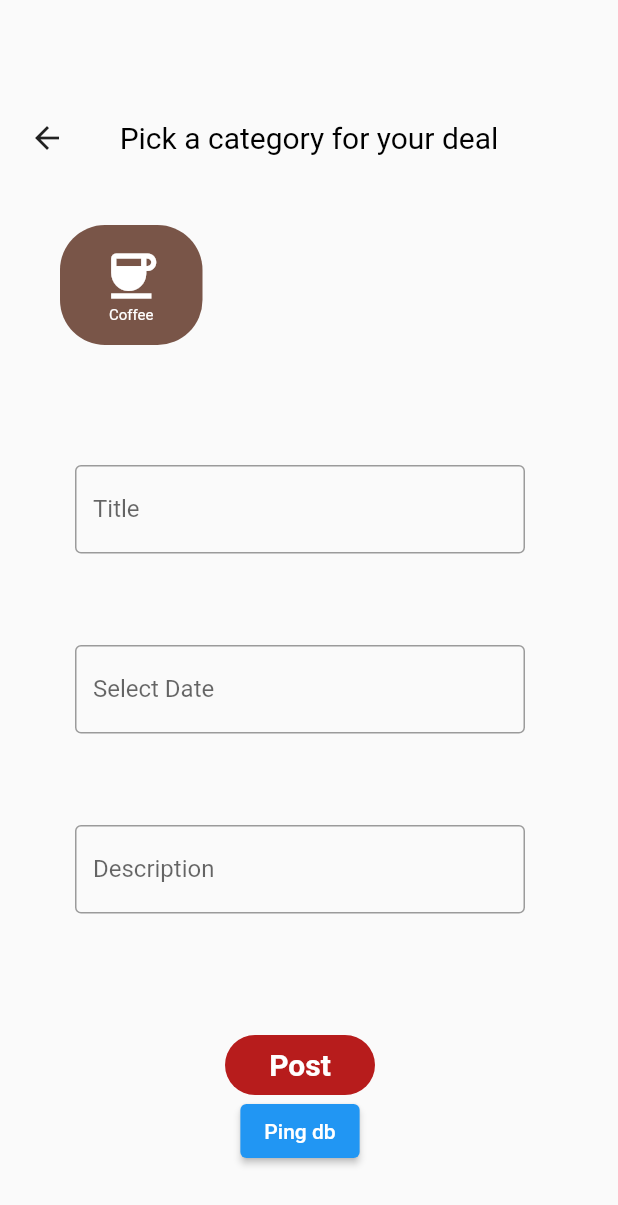
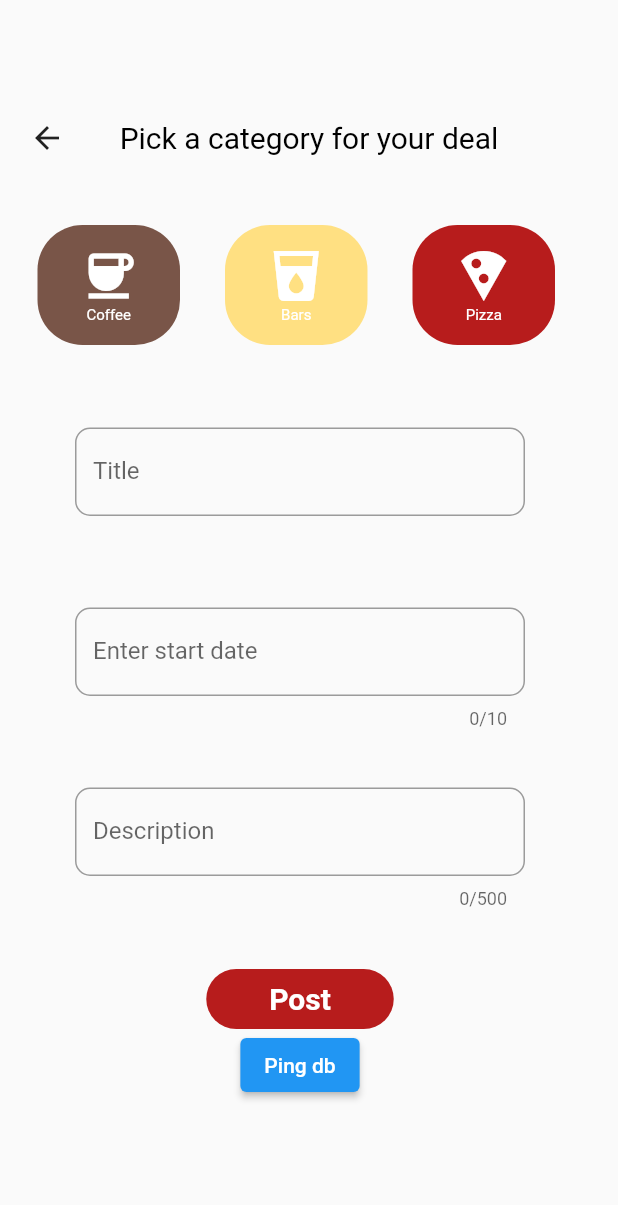
Before and after one commit to rnewso4/Project-Lowkey, a Flutter app: the CreateNew screen opened directly, on a phone screen of 412 x 824 dp. Shown: the top 1205 px of the screen. Run offline on Flutter 3.47's test engine with Material 2 defaults, Android fonts, the phone set to English and light mode, and no system bars; our stand-ins replace cloud_firestore, dots_indicator, firebase_core; accounts and stored records are empty; Roboto replaces fonts that are missing (helvetica).

Commit message:
create_new ui

```diff
--- a/lowkey/lib/UI/create_new.dart
+++ b/lowkey/lib/UI/create_new.dart
@@ -3,6 +3,8 @@ import 'package:flutter/services.dart';
 import 'package:lowkey/UI/homepage_list.dart';
 import 'package:lowkey/flutter_fire.dart';
 import '../flutter_fire.dart';
+import 'package:flutter/cupertino.dart';
+import 'package:lowkey/components/deals.dart';
 
 class CreateNew extends StatefulWidget {
   const CreateNew({Key? key}) : super(key: key);
@@ -36,7 +38,7 @@ class _CreateNewState extends State<CreateNew> {
         ),
         Positioned(
           top: 150,
-          left: 40,
+          left: 25,
           child: Row(children: <Widget> [
             InkWell(
               child: Container(
@@ -69,10 +71,78 @@ class _CreateNewState extends State<CreateNew> {
                     ),
                   ])
               )),
+              const SizedBox(width: 30),
+            InkWell(
+              child: Container(
+                height: 80,
+                width: 95,
+                decoration: const BoxDecoration(
+                  gradient: LinearGradient(
+                    colors: <Color> [
+                      Color(0xFFFFE082),
+                      Color(0xFFFFE082),
+                    ]
+                  ),
+                  borderRadius: BorderRadius.all(Radius.circular(30)),
+                ),
+                child: Column(
+                  mainAxisAlignment: MainAxisAlignment.center,
+                  children: const <Widget> [
+                    Icon(
+                      Icons.local_drink,
+                      size: 40,
+                      color: Colors.white,
+                    ),
+                    Text(
+                      'Bars',
+                      style: TextStyle(
+                        fontSize: 10,
+                        fontFamily: 'helvetica',
+                        color: Colors.white,
+                      ),
+                    ),
+                  ]
+                ),
+              ),
+            ),
+            const SizedBox(width: 30),
+            InkWell(
+              child: Container(
+                height: 80,
+                width: 95,
+                decoration: const BoxDecoration(
+                  gradient: LinearGradient(
+                    colors: <Color> [
+                      Color(0xFFB71C1C),
+                      Color(0xFFB71C1C),
+                    ]
+                  ),
+                  borderRadius: BorderRadius.all(Radius.circular(30)),
+                ),
+                child: Column(
+                  mainAxisAlignment: MainAxisAlignment.center,
+                  children: const <Widget> [
+                    Icon(
+                      Icons.local_pizza,
+                      size: 40,
+                      color: Colors.white,
+                    ),
+                    Text(
+                      'Pizza',
+                      style: TextStyle(
+                        fontSize: 10,
+                        fontFamily: 'helvetica',
+                        color: Colors.white,
+                      )
+                    )
+                  ]
+                )
+              )
+            )
           ],),
         ),
         Positioned(
-          top: 300,
+          top: 275,
           left: 40,
           child: Column(children: <Widget>[
             Container(
@@ -82,8 +152,11 @@ class _CreateNewState extends State<CreateNew> {
               child: const TextField(
                 decoration: InputDecoration(
                   border:
-                    OutlineInputBorder(borderSide: BorderSide(width: 60)),
-                      labelText: 'Title',
+                    OutlineInputBorder(
+                      borderRadius: BorderRadius.all(Radius.circular(10)),
+                      borderSide: BorderSide(width: 60)
+                    ),
+                    labelText: 'Title',
                     ),
                     keyboardType: TextInputType.text,
                 ),
@@ -92,25 +165,32 @@ class _CreateNewState extends State<CreateNew> {
                 height: 100,
                 width: 300,
                 margin: const EdgeInsets.all(10),
-                child: const TextField(
-                  decoration: InputDecoration(
-                    border:
-                        OutlineInputBorder(borderSide: BorderSide(width: 100)),
-                    labelText: 'Select Date',
+                child: TextFormField(
+                  decoration: const InputDecoration(
+                    labelText: 'Enter start date',
+                    hintText: 'MM/DD/YYYY',
+                    border: OutlineInputBorder(
+                      borderRadius: BorderRadius.all(Radius.circular(10)),
+                      borderSide: BorderSide(width: 60),
+                    )
                   ),
-                  keyboardType: TextInputType.text,
+                  maxLength: 10,
+                  keyboardType: TextInputType.datetime,
                 ),
               ),
               Container(
-                height: 100,
                 width: 300,
                 margin: const EdgeInsets.all(10),
                 child: const TextField(
                   decoration: InputDecoration(
                     border:
-                        OutlineInputBorder(borderSide: BorderSide(width: 60)),
+                      OutlineInputBorder(
+                        borderRadius: BorderRadius.all(Radius.circular(10)),
+                        borderSide: BorderSide(width: 60)
+                      ),
                     labelText: 'Description',
                   ),
+                  maxLength: 500,
                   keyboardType: TextInputType.text,
                 ),
               ),
@@ -124,7 +204,7 @@ class _CreateNewState extends State<CreateNew> {
                 child: Container(
                   margin: const EdgeInsets.only(top: 30),
                   height: 40,
-                  width: 100,
+                  width: 125,
                   decoration: const BoxDecoration(
                       gradient: LinearGradient(
                           begin: Alignment.topLeft,
--- a/lowkey/lib/components/deals.dart
+++ b/lowkey/lib/components/deals.dart
@@ -5,7 +5,7 @@ class Deals {
   String _name = "";
   String _description = "";
   String _photo = "";
-  late DateTime _startDate;
+  static late DateTime _startDate;
   late DateTime _endDate;
 
   Deals(String review, String description, String startDate, String endDate) {
```
Also changed, not shown: lowkey/pubspec.lock.
